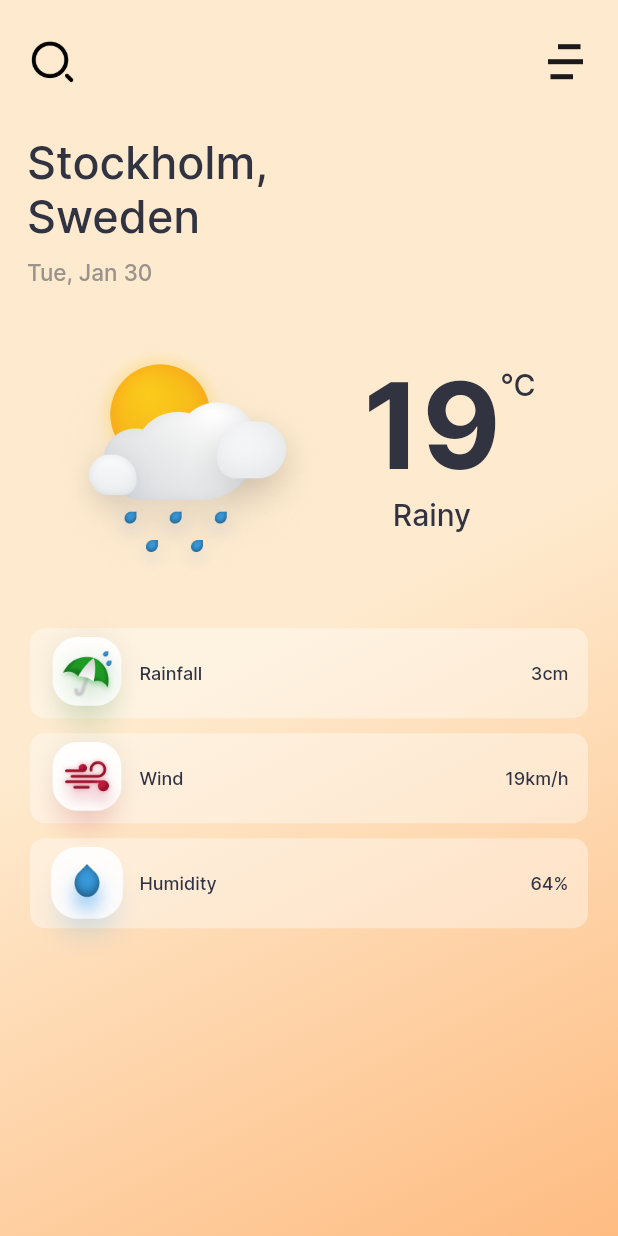
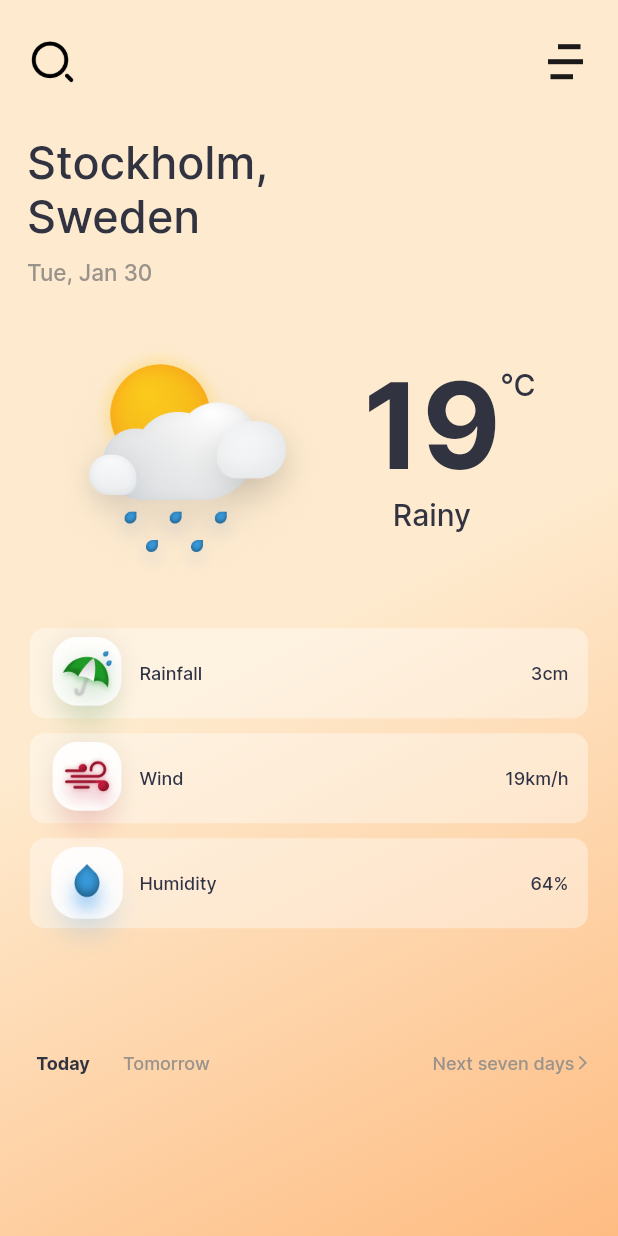
Before and after one commit to Instein125/weather-app, a Flutter app: the screen it shows after launch, on a phone screen of 412 x 824 dp. Run offline on Flutter 3.47's test engine with Material 2 defaults, Android fonts, the phone set to English and light mode, and no system bars.

Commit message:
small changes

```diff
--- /dev/null
+++ b/lib/global_variables.dart
@@ -0,0 +1 @@
+String apiKey = "4060c330a7154ff1a8125e738decc5a9";
--- a/lib/pages/mainscreen.dart
+++ b/lib/pages/mainscreen.dart
@@ -6,14 +6,33 @@ import 'package:weather_app/presentation/textstyle_manager.dart';
 
 import '../presentation/colors_manager.dart';
 
-class MainScreen extends StatelessWidget {
+class MainScreen extends StatefulWidget {
   static const String route = "/mainScreen";
+
+  MainScreen({super.key});
+
+  @override
+  State<MainScreen> createState() => _MainScreenState();
+}
+
+class _MainScreenState extends State<MainScreen> {
   String countryName = "Sweden";
+
   String placeName = "Stockholm";
+
   String date = "Tue, Jan 30";
+
   String temp = "19";
+
   String condition = "Rainy";
-  MainScreen({super.key});
+
+  int selectedIndex = 0;
+
+  void changeIndex(int index) {
+    setState(() {
+      selectedIndex = index;
+    });
+  }
 
   @override
   Widget build(BuildContext context) {
@@ -101,6 +120,68 @@ class MainScreen extends StatelessWidget {
                       imagePath: 'assets/images/humidity.png',
                       title: 'Humidity',
                       value: '64%'),
+                ],
+              ),
+            ),
+            Container(
+              height: height * 0.06,
+              padding: const EdgeInsets.symmetric(horizontal: 10, vertical: 2),
+              // color: Colors.white,
+              child: Row(
+                children: [
+                  TextButton(
+                    onPressed: () {
+                      changeIndex(0);
+                    },
+                    child: Text(
+                      "Today",
+                      style: selectedIndex == 0
+                          ? getTempStyle(
+                              color: ColorManager.titleTextColor, fontSize: 12)
+                          : getRegularStyle(
+                              color: ColorManager.lightTextColor, fontSize: 12),
+                    ),
+                  ),
+                  TextButton(
+                    onPressed: () {
+                      changeIndex(1);
+                    },
+                    child: Text(
+                      "Tomorrow",
+                      style: selectedIndex == 1
+                          ? getTempStyle(
+                              color: ColorManager.titleTextColor, fontSize: 12)
+                          : getRegularStyle(
+                              color: ColorManager.lightTextColor, fontSize: 12),
+                    ),
+                  ),
+                  const Spacer(),
+                  TextButton(
+                    onPressed: () {
+                      changeIndex(2);
+                    },
+                    child: Row(
+                      children: [
+                        Text(
+                          "Next seven days",
+                          style: selectedIndex == 2
+                              ? getTempStyle(
+                                  color: ColorManager.titleTextColor,
+                                  fontSize: 12)
+                              : getRegularStyle(
+                                  color: ColorManager.lightTextColor,
+                                  fontSize: 12),
+                        ),
+                        Icon(
+                          Icons.arrow_forward_ios,
+                          color: selectedIndex == 2
+                              ? ColorManager.titleTextColor
+                              : ColorManager.lightTextColor,
+                          size: 11,
+                        )
+                      ],
+                    ),
+                  ),
                 ],
               ),
             )
--- a/lib/presentation/textstyle_manager.dart
+++ b/lib/presentation/textstyle_manager.dart
@@ -30,3 +30,8 @@ TextStyle getTempStyle({double fontSize = 80, required Color color}) {
   return _getTextStyle(
       fontSize, FontManager.fontFamily, FontWeightManager.bold, color);
 }
+
+TextStyle getRegularStyle({double fontSize = 80, required Color color}) {
+  return _getTextStyle(
+      fontSize, FontManager.fontFamily, FontWeightManager.regular, color);
+}
```
